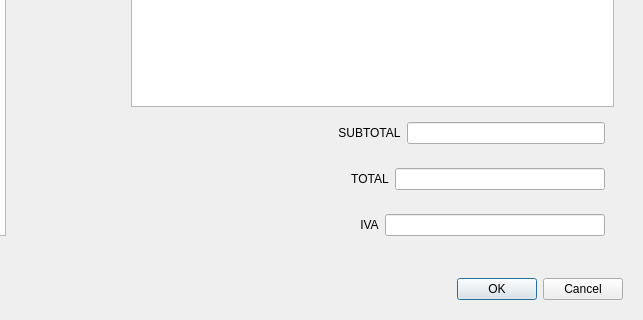
Old version of the form factura.ui in the repository DaniMena04/P60-Tienda_v.2; both pictures show x 362 to 1005 and y 361 to 681 of the 1005 by 681 pixel window.
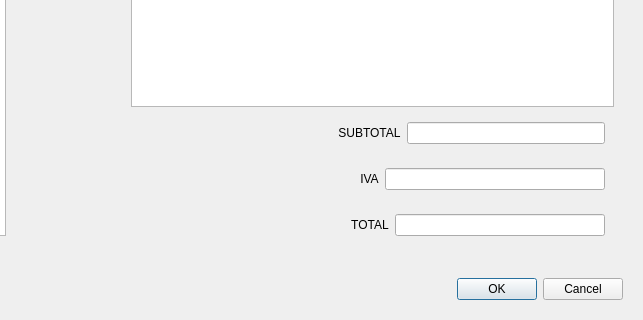
New version of the form.

```diff
--- a/factura.ui
+++ b/factura.ui
@@ -380,43 +380,7 @@
              </widget>
             </item>
             <item>
-             <widget class="QLineEdit" name="lineEdit_5">
-              <property name="readOnly">
-               <bool>true</bool>
-              </property>
-             </widget>
-            </item>
-           </layout>
-          </widget>
-         </item>
-         <item>
-          <widget class="QWidget" name="widget_13" native="true">
-           <layout class="QHBoxLayout" name="horizontalLayout_11">
-            <item>
-             <spacer name="horizontalSpacer_14">
-              <property name="orientation">
-               <enum>Qt::Horizontal</enum>
-              </property>
-              <property name="sizeHint" stdset="0">
-               <size>
-                <width>194</width>
-                <height>20</height>
-               </size>
-              </property>
-             </spacer>
-            </item>
-            <item>
-             <widget class="QLabel" name="label_11">
-              <property name="text">
-               <string>TOTAL</string>
-              </property>
-              <property name="alignment">
-               <set>Qt::AlignCenter</set>
-              </property>
-             </widget>
-            </item>
-            <item>
-             <widget class="QLineEdit" name="lineEdit_7">
+             <widget class="QLineEdit" name="outSubtotal">
               <property name="readOnly">
                <bool>true</bool>
               </property>
@@ -452,7 +416,43 @@
              </widget>
             </item>
             <item>
-             <widget class="QLineEdit" name="lineEdit_6">
+             <widget class="QLineEdit" name="outIVA">
+              <property name="readOnly">
+               <bool>true</bool>
+              </property>
+             </widget>
+            </item>
+           </layout>
+          </widget>
+         </item>
+         <item>
+          <widget class="QWidget" name="widget_13" native="true">
+           <layout class="QHBoxLayout" name="horizontalLayout_11">
+            <item>
+             <spacer name="horizontalSpacer_14">
+              <property name="orientation">
+               <enum>Qt::Horizontal</enum>
+              </property>
+              <property name="sizeHint" stdset="0">
+               <size>
+                <width>194</width>
+                <height>20</height>
+               </size>
+              </property>
+             </spacer>
+            </item>
+            <item>
+             <widget class="QLabel" name="label_11">
+              <property name="text">
+               <string>TOTAL</string>
+              </property>
+              <property name="alignment">
+               <set>Qt::AlignCenter</set>
+              </property>
+             </widget>
+            </item>
+            <item>
+             <widget class="QLineEdit" name="outTotal">
               <property name="readOnly">
                <bool>true</bool>
               </property>
```
Left out of the diff: 17 changed lines with no effect on the pictures.
